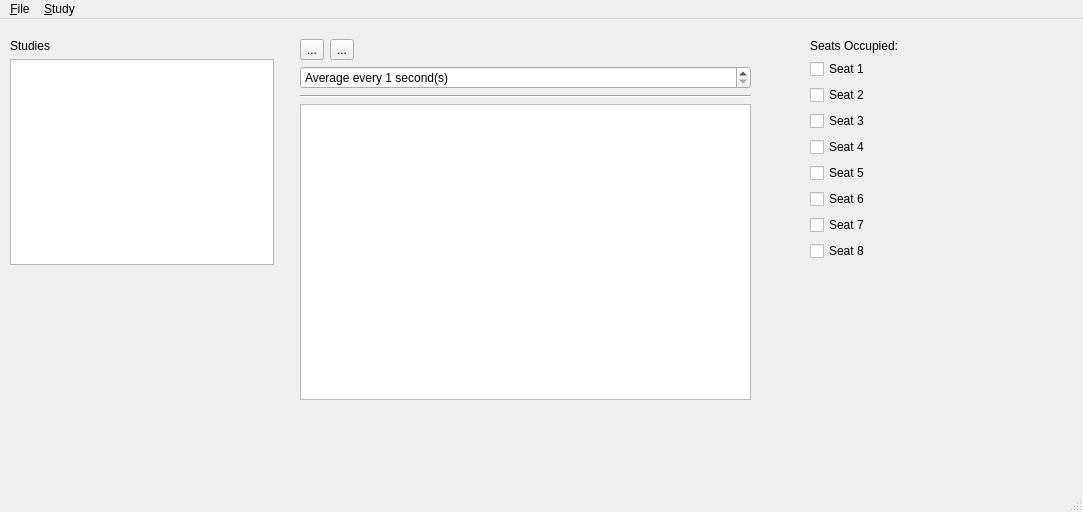
Before: the Qt Designer form mainwindow.ui in josebur/UMSL, drawn with Qt 5.
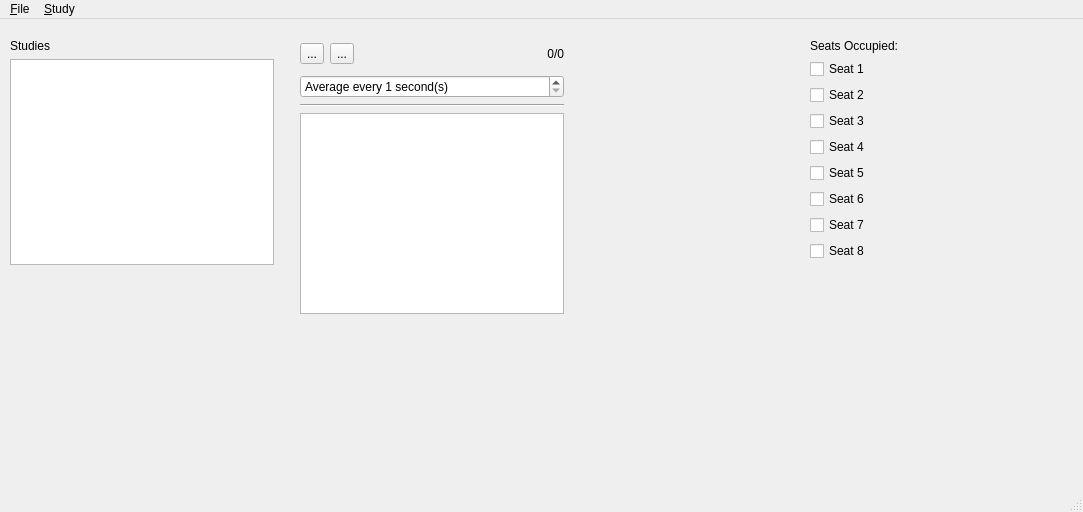
After: the same form once the commit is applied. Icons and pictures are not drawn. Custom widgets are drawn as their Qt base class.

Commit message: Add a label to show the currentsecond/totalseconds next to the timeline

```diff
--- a/mainwindow.ui
+++ b/mainwindow.ui
@@ -45,13 +45,13 @@
      <rect>
       <x>300</x>
       <y>20</y>
-      <width>451</width>
-      <height>361</height>
+      <width>264</width>
+      <height>275</height>
      </rect>
     </property>
     <layout class="QVBoxLayout" name="verticalLayout_2">
      <item>
-      <layout class="QHBoxLayout" name="horizontalLayout">
+      <layout class="QHBoxLayout" name="horizontalLayout" stretch="10,10,70,5">
        <item>
         <widget class="QToolButton" name="playButton">
          <property name="toolTip">
@@ -96,7 +96,42 @@
         </widget>
        </item>
        <item>
-        <widget class="StudyTimeLine" name="timeline" native="true"/>
+        <widget class="StudyTimeLine" name="timeline" native="true">
+         <property name="sizePolicy">
+          <sizepolicy hsizetype="Expanding" vsizetype="Preferred">
+           <horstretch>0</horstretch>
+           <verstretch>0</verstretch>
+          </sizepolicy>
+         </property>
+         <property name="minimumSize">
+          <size>
+           <width>100</width>
+           <height>30</height>
+          </size>
+         </property>
+        </widget>
+       </item>
+       <item>
+        <widget class="QLabel" name="studyTimeLabel">
+         <property name="sizePolicy">
+          <sizepolicy hsizetype="Minimum" vsizetype="Preferred">
+           <horstretch>0</horstretch>
+           <verstretch>0</verstretch>
+          </sizepolicy>
+         </property>
+         <property name="minimumSize">
+          <size>
+           <width>20</width>
+           <height>30</height>
+          </size>
+         </property>
+         <property name="text">
+          <string>0/0</string>
+         </property>
+         <property name="alignment">
+          <set>Qt::AlignRight|Qt::AlignTrailing|Qt::AlignVCenter</set>
+         </property>
+        </widget>
        </item>
       </layout>
      </item>
```
Left out of the diff: 2 changed lines with no effect on the pictures. The commit also changes 2 other files.
